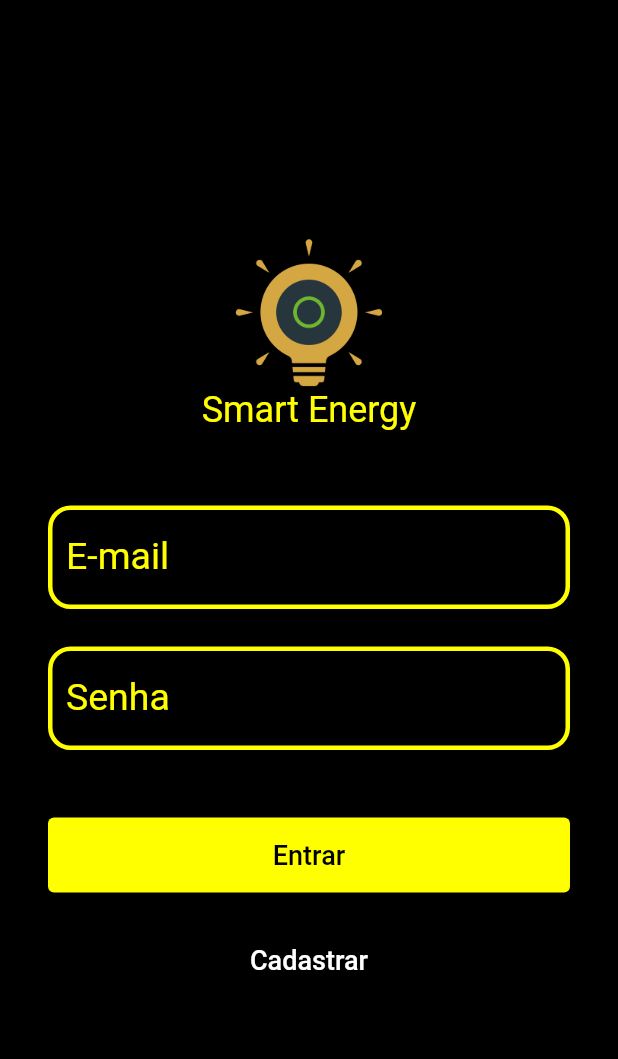
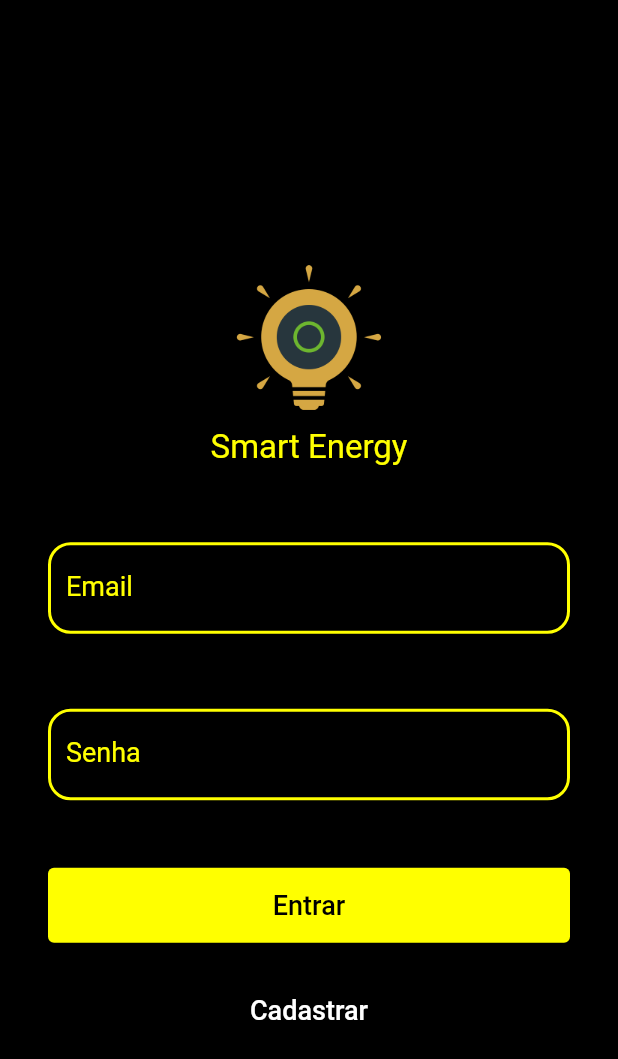
Before and after one commit to vald3nir/Smart-Energy-App, a Flutter app: the screen it shows after launch, on a phone screen of 412 x 824 dp. Shown: the top 1059 px of the screen. Run offline on Flutter 3.47's test engine with Material 2 defaults, Android fonts, the phone set to English and light mode, and no system bars; our stand-ins replace charts_flutter, get.

Commit message:
create login components

```diff
--- a/flutter_app/lib/main.dart
+++ b/flutter_app/lib/main.dart
@@ -19,7 +19,7 @@
     return GetMaterialApp(
       debugShowCheckedModeBanner: false,
       getPages: [
-        GetPage(name: "/", page: () => LoginPage(), children: [
+        GetPage(name: "/", page: () => const LoginPage(), children: [
           GetPage(
               name: "/dashboard",
               page: () => DashboardPage(),
--- /dev/null
+++ b/flutter_app/lib/src/components/edit_text_component.dart
@@ -0,0 +1,80 @@
+import 'package:flutter/material.dart';
+
+// -----------------------------------------------------------------------------
+// Paraments
+// -----------------------------------------------------------------------------
+
+class EditTextParameters {
+  final Color cursorColor;
+  final String hint;
+  final String labelText;
+  final TextInputType textInputType;
+
+  EditTextParameters({
+    required this.cursorColor,
+    required this.hint,
+    required this.labelText,
+    required this.textInputType,
+  });
+}
+
+// -----------------------------------------------------------------------------
+// Component
+// -----------------------------------------------------------------------------
+
+class EditTextComponent extends StatelessWidget {
+  final EditTextParameters parameters;
+
+  const EditTextComponent({Key? key, required this.parameters})
+      : super(key: key);
+
+  @override
+  Widget build(BuildContext context) {
+    return TextFormField(
+      cursorColor: parameters.cursorColor,
+      controller: null,
+      keyboardType: parameters.textInputType,
+
+      // -----------------------------------------------------------------------
+      // Field validation
+      // -----------------------------------------------------------------------
+
+      validator: (value) {
+        if (value!.isEmpty) {
+          return parameters.hint;
+        }
+      },
+
+      // -----------------------------------------------------------------------
+      // Decorations
+      // -----------------------------------------------------------------------
+
+      decoration: InputDecoration(
+
+          // -------------------------------------------------------------------
+          // Edge adjustment
+          // -------------------------------------------------------------------
+
+          enabledBorder: OutlineInputBorder(
+            borderSide: BorderSide(width: 2, color: parameters.cursorColor),
+            borderRadius: BorderRadius.circular(15),
+          ),
+
+          focusedBorder: OutlineInputBorder(
+            borderSide: BorderSide(width: 3, color: parameters.cursorColor),
+            borderRadius: BorderRadius.circular(15),
+          ),
+
+          // -------------------------------------------------------------------
+          // Text adjustment
+          // -------------------------------------------------------------------
+
+          labelText: parameters.labelText,
+          labelStyle: TextStyle(color: parameters.cursorColor)),
+
+      textAlign: TextAlign.center,
+
+      style: TextStyle(color: parameters.cursorColor, fontSize: 18),
+    );
+  }
+}
--- /dev/null
+++ b/flutter_app/lib/src/components/header_component.dart
@@ -0,0 +1,77 @@
+import 'package:flutter/material.dart';
+
+// -----------------------------------------------------------------------------
+// Paraments
+// -----------------------------------------------------------------------------
+
+class HeaderParameters {
+  final String imageLogo;
+  final String titleText;
+  final Color titleColor;
+
+  HeaderParameters({
+    required this.imageLogo,
+    required this.titleText,
+    required this.titleColor,
+  });
+}
+
+// -----------------------------------------------------------------------------
+// Component
+// -----------------------------------------------------------------------------
+
+class HeaderComponent extends StatelessWidget {
+  final HeaderParameters parameters;
+
+  const HeaderComponent({
+    Key? key,
+    required this.parameters,
+  }) : super(key: key);
+
+  @override
+  Widget build(BuildContext context) {
+    return Column(
+      children: [
+        // ---------------------------------------------------------------------
+        // Divider
+        // ---------------------------------------------------------------------
+
+        const SizedBox(
+          height: 50,
+        ),
+
+        // ---------------------------------------------------------------------
+        // Logo
+        // ---------------------------------------------------------------------
+
+        Image.asset(
+          parameters.imageLogo,
+          width: 100,
+          height: 100,
+        ),
+
+        // ---------------------------------------------------------------------
+        // Divider
+        // ---------------------------------------------------------------------
+
+        const SizedBox(
+          height: 10,
+        ),
+
+        // ---------------------------------------------------------------------
+        // Title
+        // ---------------------------------------------------------------------
+
+        Align(
+          alignment: Alignment.center,
+          child: Text(
+            parameters.titleText,
+            style: TextStyle(color: parameters.titleColor, fontSize: 22),
+          ),
+        )
+
+        // ---------------------------------------------------------------------
+      ],
+    );
+  }
+}
--- a/flutter_app/lib/src/views/login/login_page.dart
+++ b/flutter_app/lib/src/views/login/login_page.dart
@@ -1,6 +1,51 @@
 import 'package:flutter/material.dart';
+import 'package:smart_energy_app/src/components/edit_text_component.dart';
+import 'package:smart_energy_app/src/components/header_component.dart';
 
 import 'login_view_model.dart';
+
+// -----------------------------------------------------------------------------
+// Constants
+// -----------------------------------------------------------------------------
+
+const primaryColor = Color(0xffffff00);
+
+// -----------------------------------------------------------------------------
+// Components
+// -----------------------------------------------------------------------------
+
+final headerComponent = HeaderComponent(
+    parameters: HeaderParameters(
+  imageLogo: 'assets/images/app_logo.png',
+  titleText: 'Smart Energy',
+  titleColor: primaryColor,
+));
+
+class EmailEditTextCompont extends EditTextComponent {
+  EmailEditTextCompont({Key? key})
+      : super(
+            key: key,
+            parameters: EditTextParameters(
+                cursorColor: primaryColor,
+                hint: 'Insira seu email',
+                labelText: 'Email',
+                textInputType: TextInputType.emailAddress));
+}
+
+class PasswordEditTextCompont extends EditTextComponent {
+  PasswordEditTextCompont({Key? key})
+      : super(
+            key: key,
+            parameters: EditTextParameters(
+                cursorColor: primaryColor,
+                hint: 'Insira sua senha',
+                labelText: 'Senha',
+                textInputType: TextInputType.name));
+}
+
+// -----------------------------------------------------------------------------
+// View
+// -----------------------------------------------------------------------------
 
 class LoginPage extends StatefulWidget {
   const LoginPage({Key? key}) : super(key: key);
@@ -11,8 +56,6 @@ class LoginPage extends StatefulWidget {
 
 class _LoginPageState extends State<LoginPage> {
   final viewModel = LoginViewModel();
-  static const primaryColor = Color(0xffffff00);
-  final String logo = 'assets/images/app_logo.png';
 
   @override
   Widget build(BuildContext context) {
@@ -25,75 +68,36 @@ class _LoginPageState extends State<LoginPage> {
             crossAxisAlignment: CrossAxisAlignment.stretch,
             mainAxisAlignment: MainAxisAlignment.spaceEvenly,
             children: [
-              Image.asset(
-                logo,
-                width: 100,
-                height: 100,
+              // ---------------------------------------------------------------
+              // Header
+              // ---------------------------------------------------------------
+
+              headerComponent,
+
+              // ---------------------------------------------------------------
+              // Email field
+              // ---------------------------------------------------------------
+
+              const SizedBox(
+                height: 50,
               ),
-              const Align(
-                alignment: Alignment.center,
-                child: Text(
-                  'Smart Energy',
-                  style: TextStyle(color: primaryColor, fontSize: 24),
-                ),
+
+              EmailEditTextCompont(),
+
+              // ---------------------------------------------------------------
+              // Password field
+              // ---------------------------------------------------------------
+
+              const SizedBox(
+                height: 50,
               ),
-              Padding(
-                padding: const EdgeInsets.only(top: 50),
-                child: TextFormField(
-                  cursorColor: primaryColor,
-                  controller: null,
-                  keyboardType: TextInputType.emailAddress,
-                  validator: (value) {
-                    if (value!.isEmpty) {
-                      return 'Insira seu email';
-                    }
-                  },
-                  decoration: InputDecoration(
-                      enabledBorder: OutlineInputBorder(
-                        borderSide:
-                            const BorderSide(width: 3, color: primaryColor),
-                        borderRadius: BorderRadius.circular(15),
-                      ),
-                      focusedBorder: OutlineInputBorder(
-                        borderSide:
-                            const BorderSide(width: 3, color: primaryColor),
-                        borderRadius: BorderRadius.circular(15),
-                      ),
-                      labelText: 'E-mail',
-                      labelStyle: const TextStyle(color: primaryColor)),
-                  textAlign: TextAlign.center,
-                  style: const TextStyle(color: primaryColor, fontSize: 25),
-                ),
-              ),
-              Padding(
-                padding: const EdgeInsets.only(top: 25),
-                child: TextFormField(
-                  cursorColor: primaryColor,
-                  controller: null,
-                  obscureText: true,
-                  validator: (value) {
-                    if (value!.isEmpty) {
-                      return 'Insira sua senha!';
-                    }
-                  },
-                  decoration: InputDecoration(
-                    enabledBorder: OutlineInputBorder(
-                      borderSide:
-                          const BorderSide(width: 3, color: primaryColor),
-                      borderRadius: BorderRadius.circular(15),
-                    ),
-                    focusedBorder: OutlineInputBorder(
-                      borderSide:
-                          const BorderSide(width: 3, color: primaryColor),
-                      borderRadius: BorderRadius.circular(15),
-                    ),
-                    labelText: 'Senha',
-                    labelStyle: const TextStyle(color: primaryColor),
-                  ),
-                  textAlign: TextAlign.center,
-                  style: const TextStyle(color: primaryColor, fontSize: 25),
-                ),
-              ),
+
+              PasswordEditTextCompont(),
+
+              // ---------------------------------------------------------------
+              //
+              // ---------------------------------------------------------------
+
               Padding(
                 padding: const EdgeInsets.only(top: 45, bottom: 20),
                 child: SizedBox(
```
